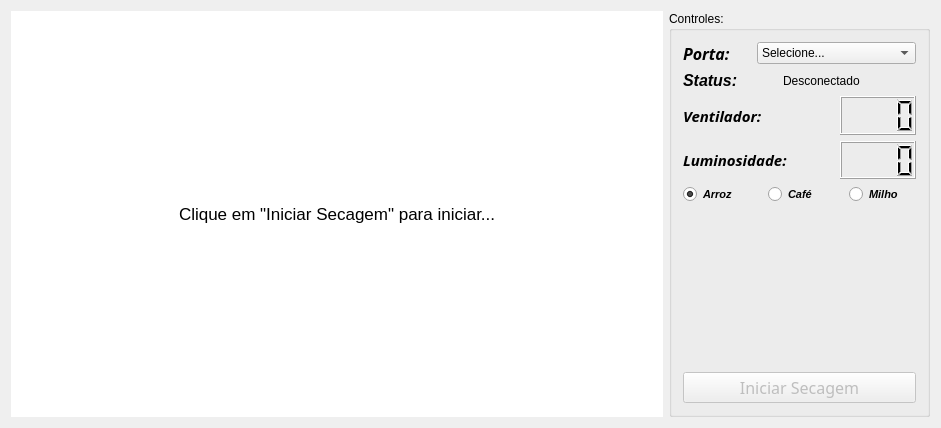
This is aplicacao-desktop/Sistema-de-secagem/mainwindow.ui in alexandretok/projeto1-sistemas-digitais as Qt 5 draws it before an edit. The edited form follows.
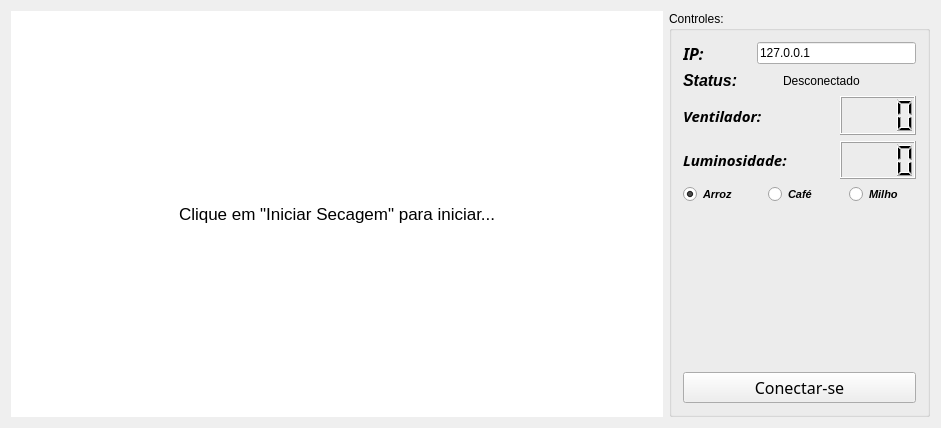
This is the edited form. Icons and pictures are not drawn. Custom widgets are drawn as their Qt base class.

```diff
--- a/aplicacao-desktop/Sistema-de-secagem/mainwindow.ui
+++ b/aplicacao-desktop/Sistema-de-secagem/mainwindow.ui
@@ -128,17 +128,15 @@
             </font>
            </property>
            <property name="text">
-            <string>Porta:</string>
+            <string>IP:</string>
            </property>
           </widget>
          </item>
          <item>
-          <widget class="QComboBox" name="comboBox">
-           <item>
+          <widget class="QLineEdit" name="lineEdit">
             <property name="text">
-             <string>Selecione...</string>
-            </property>
-           </item>
+            <string>127.0.0.1</string>
+           </property>
           </widget>
          </item>
         </layout>
@@ -387,7 +385,7 @@
        <item>
         <widget class="QPushButton" name="pushButton">
          <property name="enabled">
-          <bool>false</bool>
+          <bool>true</bool>
          </property>
          <property name="font">
           <font>
@@ -396,7 +394,7 @@
           </font>
          </property>
          <property name="text">
-          <string>Iniciar Secagem</string>
+          <string>Conectar-se</string>
          </property>
         </widget>
        </item>
```
Left out of the diff: 2 changed lines with no effect on the pictures. Lines whose indentation alone changed are shown as unchanged.
